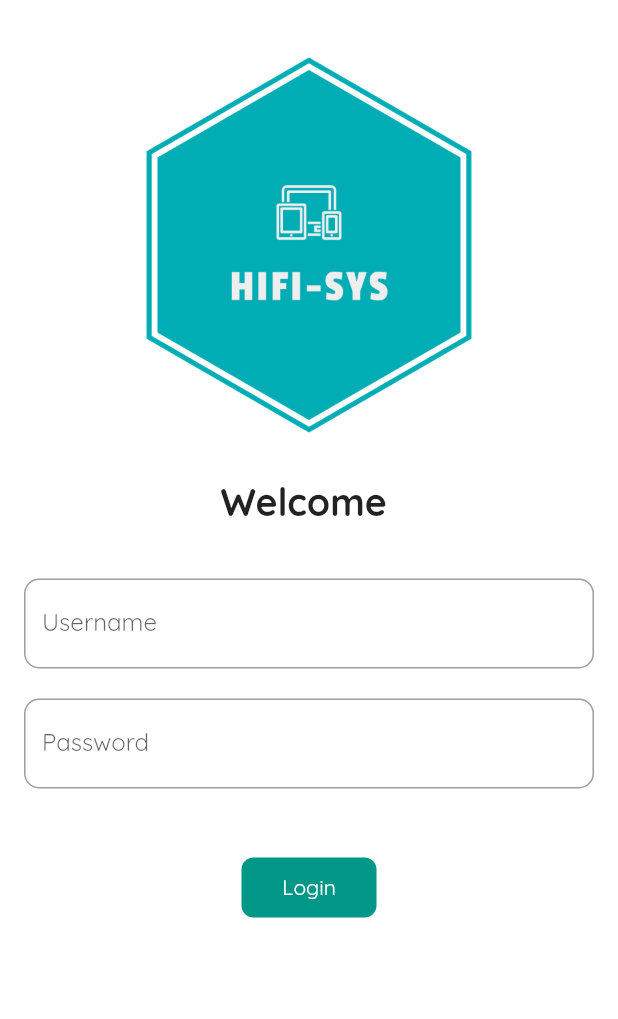
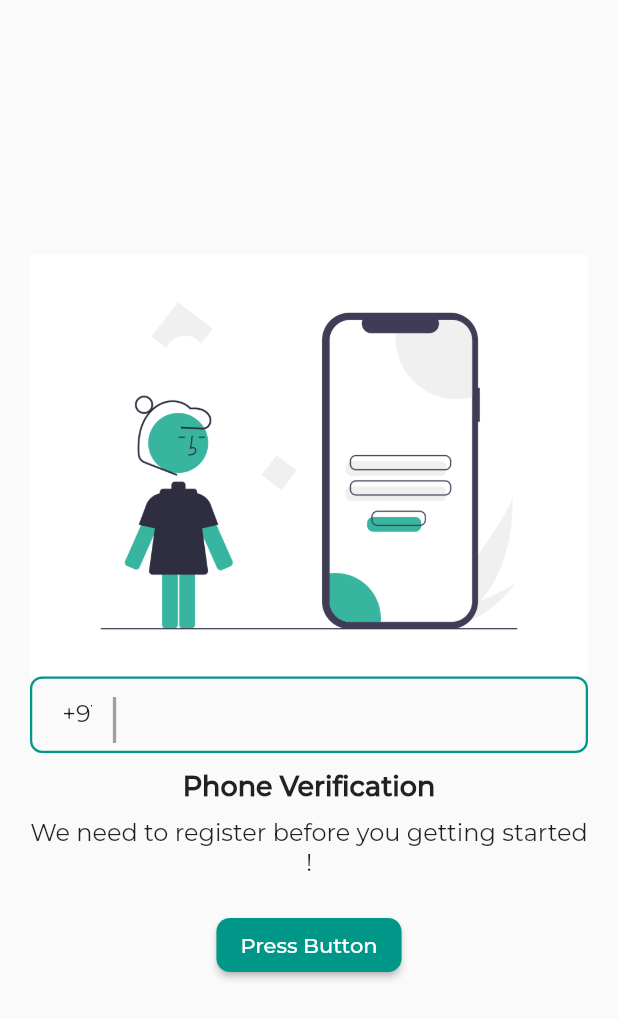
Before and after one commit to Sandeep1-dev/Project_1, a Flutter app: the screen it shows after launch, on a phone screen of 412 x 824 dp. Shown: the top 1019 px of the screen. Run offline on Flutter 3.47's test engine with Material 2 defaults, Android fonts, the phone set to English and light mode, and no system bars; our stand-ins replace firebase_core; accounts and stored records are empty.

Commit message:
login_page

```diff
--- /dev/null
+++ b/lib/Screens/login_page.dart
@@ -0,0 +1,105 @@
+import 'package:flutter/material.dart';
+import 'package:project_1/Screens/otp_page.dart';
+
+class Login extends StatefulWidget {
+  const Login({super.key});
+
+  @override
+  State<Login> createState() => _LoginState();
+}
+
+class _LoginState extends State<Login> {
+  TextEditingController countrycode = TextEditingController();
+
+  @override
+  void initState() {
+    // TODO: implement initState
+    super.initState();
+    countrycode.text = '+91';
+  }
+
+  @override
+  Widget build(BuildContext context) {
+    return Scaffold(
+      body: Center(
+        child: Container(
+          margin: const EdgeInsets.only(left: 20, right: 20),
+          child: SingleChildScrollView(
+            child: Column(
+              mainAxisAlignment: MainAxisAlignment.center,
+              children: [
+                Container(
+                  decoration: const BoxDecoration(),
+                  child: Image.asset(
+                    'assets/Images/Login2.png',
+                    fit: BoxFit.cover,
+                  ),
+                ),
+                Container(
+                  decoration: BoxDecoration(
+                      border: Border.all(width: 1.5, color: Colors.teal),
+                      borderRadius: BorderRadius.circular(8)),
+                  child: Row(
+                    children: [
+                      const SizedBox(
+                        width: 10,
+                      ),
+                      Container(
+                        padding: const EdgeInsets.symmetric(horizontal: 10),
+                        width: 40,
+                        child: TextField(
+                          controller: countrycode,
+                          decoration:
+                              const InputDecoration(border: InputBorder.none),
+                        ),
+                      ),
+                      const Text(
+                        '|',
+                        style: TextStyle(fontSize: 33, color: Colors.grey),
+                      ),
+                      const Expanded(
+                          child: TextField(
+                              decoration:
+                                  InputDecoration(border: InputBorder.none)))
+                    ],
+                  ),
+                ),
+                const SizedBox(
+                  height: 12,
+                ),
+                const Text(
+                  'Phone Verification',
+                  style: TextStyle(fontSize: 18, fontWeight: FontWeight.bold),
+                ),
+                const SizedBox(
+                  height: 10,
+                ),
+                const Text(
+                  "We need to register before you getting started !",
+                  style: TextStyle(fontSize: 16, fontWeight: FontWeight.normal),
+                  textAlign: TextAlign.center,
+                ),
+                const SizedBox(
+                  height: 20,
+                ),
+                ElevatedButton(
+                  onPressed: () {
+                    Navigator.push(
+                        context,
+                        MaterialPageRoute(
+                          builder: (context) => const Otp(),
+                        ));
+                  },
+                  style: ElevatedButton.styleFrom(
+                      shape: RoundedRectangleBorder(
+                          borderRadius: BorderRadius.circular(9))),
+                  child: const Text('Press Button'),
+                ),
+              ],
+            ),
+          ),
+        ),
+      ),
+    );
+  }
+}
--- a/lib/login_page.dart
+++ /dev/null
@@ -1,133 +0,0 @@
-import 'package:flutter/material.dart';
-
-import 'Pages/home_page.dart';
-
-class login extends StatefulWidget {
-  const login({super.key});
-
-  @override
-  State<login> createState() => _loginState();
-}
-
-class _loginState extends State<login> {
-  String name = "";
-  bool changeButton = false;
-  String value = "";
-  final _formkey = GlobalKey<FormState>();
-  moveToNext(BuildContext context) async {
-    if (_formkey.currentState!.validate()) {
-      setState(() {
-        changeButton = true;
-      });
-      await Future.delayed(
-        const Duration(seconds: 1),
-      );
-      await Navigator.push(
-          context,
-          MaterialPageRoute(
-            builder: (context) => home_page(),
-          ));
-      setState(() {
-        changeButton = false;
-      });
-    }
-  }
-
-  @override
-  Widget build(BuildContext context) {
-    return Material(
-      color: Colors.white,
-      child: SingleChildScrollView(
-        child: Form(
-          key: _formkey,
-          child: Column(children: [
-            Padding(
-              padding: const EdgeInsets.only(top: 30, bottom: 2),
-              child: Image.asset(
-                'assets/Images/logo_transparent.png',
-                scale: 4.5,
-                fit: BoxFit.contain,
-              ),
-            ),
-            const SizedBox(
-              height: 20,
-            ),
-            Text(
-              'Welcome $name',
-              style: const TextStyle(fontSize: 25, fontWeight: FontWeight.bold),
-            ),
-            const SizedBox(
-              height: 20,
-            ),
-            Padding(
-              padding: const EdgeInsets.all(16.0),
-              child: Column(
-                children: [
-                  Container(
-                    child: TextFormField(
-                      decoration: InputDecoration(
-                        border: OutlineInputBorder(
-                            borderRadius: BorderRadius.circular(10)),
-                        hintText: "Enter UserName",
-                        labelText: "Username",
-                      ),
-                      validator: (value) {
-                        if (value?.isEmpty ?? false) {
-                          return "Username cannot be empty";
-                        }
-                        return null;
-                      },
-                      onChanged: (value) {
-                        name = value;
-                        setState(() {});
-                      },
-                    ),
-                  ),
-                  const SizedBox(
-                    height: 20,
-                  ),
-                  TextFormField(
-                    obscureText: true,
-                    decoration: InputDecoration(
-                        border: OutlineInputBorder(
-                            borderRadius: BorderRadius.circular(10)),
-                        hintText: "Enter Password",
-                        labelText: "Password"),
-                    validator: (value) {
-                      if (value?.isEmpty ?? false) {
-                        return "Username cannot be empty";
-                      } else if (value!.length < 6) {
-                        return "Password Atleast 6 letters";
-                      }
-                      return null;
-                    },
-                  ),
-                ],
-              ),
-            ),
-            const SizedBox(
-              height: 30.0,
-            ),
-            InkWell(
-              onTap: () => moveToNext(context),
-              child: Material(
-                  child: AnimatedContainer(
-                duration: const Duration(seconds: 1),
-                height: 40,
-                width: changeButton ? 40 : 90,
-                alignment: Alignment.center,
-                decoration: BoxDecoration(
-                    borderRadius: BorderRadius.circular(changeButton ? 40 : 8),
-                    color: Colors.teal),
-                child: const Text(
-                  "Login",
-                  style: TextStyle(color: Colors.white),
-                ),
-              )),
-            ),
-          ]),
-        ),
-      ),
-    );
-  }
-}
--- a/lib/main.dart
+++ b/lib/main.dart
@@ -1,6 +1,6 @@
 import 'package:flutter/material.dart';
-import 'package:google_fonts/google_fonts.dart';
-import 'package:project_1/login_page.dart';
+import 'package:project_1/Screens/login_page.dart';
+import 'package:project_1/Screens/otp_page.dart';
 
 void main(List<String> args) {
   runApp(const project());
@@ -12,10 +12,16 @@ class project extends StatelessWidget {
   @override
   Widget build(BuildContext context) {
     return MaterialApp(
-      home: const login(),
+      home: Login(),
       theme: ThemeData(
-          primarySwatch: Colors.teal,
-          fontFamily: GoogleFonts.quicksand().fontFamily),
+        primarySwatch: Colors.teal,
+        fontFamily: 'Montserrat',
+      ),
+      initialRoute: 'Login',
+      routes: {
+        'phone': (context) =>  Login(),
+        'Otp': (context) => const Otp()
+      },
     );
   }
 }
```
Also changed, not shown: lib/Pages/Profile_page.dart (deleted, +0 -15 lines), lib/Pages/home_page.dart (deleted, +0 -63 lines), lib/Screens/otp_page.dart (added, +12 -0 lines), lib/Wigets/drawer.dart (deleted, +0 -60 lines), pubspec.yaml (+11 -0 lines), fonts/Montserrat-Light.ttf (added), fonts/Montserrat-Medium.ttf (added), fonts/Montserrat-Regular.ttf (added), lib/firebase_options.dart (added), pubspec.lock, 6 other files.
